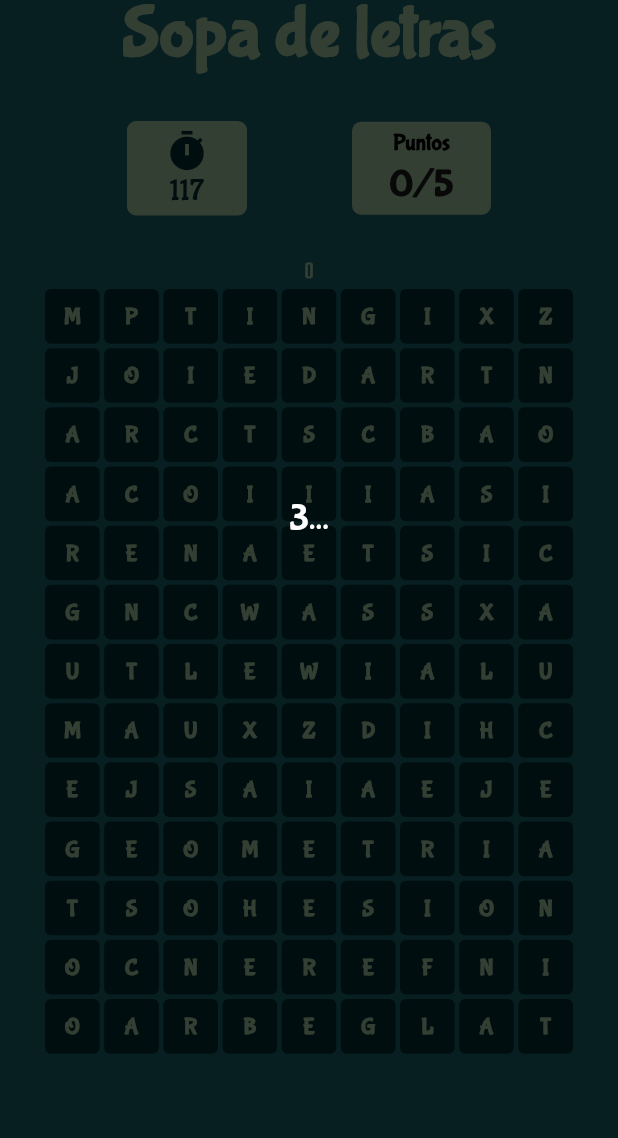
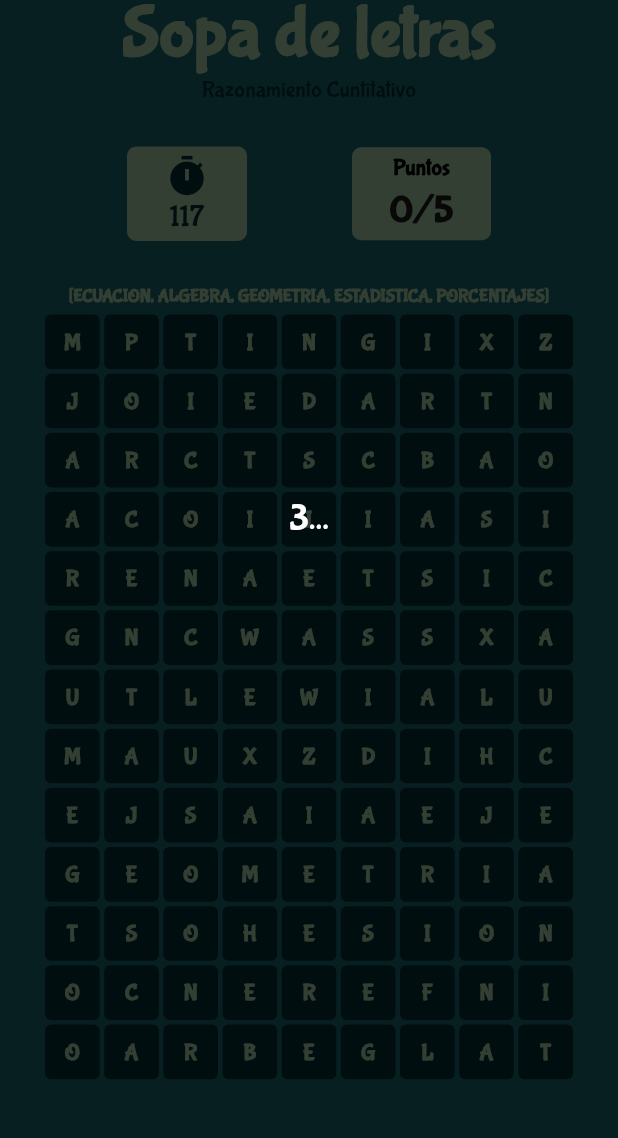
Before and after one commit to carlostic26/Colpaner-Game-App, a Flutter app: the matesoup screen opened directly, after a tap on an icon or button, on a phone screen of 412 x 824 dp, the part 98-1236 px from its top. Run offline on Flutter 3.47's test engine with Material 2 defaults, Android fonts, the phone set to English and light mode, and no system bars; our stand-ins replace cached_network_image, cloud_firestore, firebase_auth, firebase_core, flutter_conditional_rendering, flutter_fortune_wheel and 5 more; missing offline and left inert: giff_dialog, soundpool; accounts and stored records are empty; network calls fail.

Commit message:
dando titulo modulo a cada nivel

```diff
--- a/lib/vista/dialogs/gameover.dart
+++ b/lib/vista/dialogs/gameover.dart
@@ -119,7 +119,7 @@ class _ShowDialogGameOver extends State<ShowDialogGameOver> {
                                 AsyncSnapshot<int> snapshot) {
                               if (snapshot.hasData) {
                                 return Text(
-                                  'Acumulado: ${snapshot.data} + ${widget.score}',
+                                  '', // 'Acumulado: ${snapshot.data} + ${widget.score}',
                                   style: const TextStyle(
                                     color: Colors.white,
                                     fontFamily: 'BubblegumSans',
--- a/lib/vista/screens/niveles/level3/modulos_soup/mate_soup.dart
+++ b/lib/vista/screens/niveles/level3/modulos_soup/mate_soup.dart
@@ -133,40 +133,13 @@ class _matesoupState extends State<matesoup> {
     });
   }
 
-  String _modulo = '';
-
-  void _getModuloFromSharedPrefs() async {
-    final prefs = await SharedPreferences.getInstance();
-    setState(() {
-      _modulo = prefs.getString('modulo') ?? '';
-
-      if (_modulo == 'Razonamiento Cuantitativo') {
-        words = [
-          'ECUACION',
-          'ALGEBRA',
-          'GEOMETRIA',
-          'ESTADISTICA',
-          'PORCENTAJES'
-        ];
-      } else if (_modulo == 'Inglés') {
-        words = ['GRAMMAR', 'VOCABULARY', 'TENSES', 'READING', 'WRITING'];
-      } else if (_modulo == 'Lectura Crítica') {
-        words = ['INFERENCIA', 'TESIS', 'ARGUMENTO', 'COHESION', 'CONCLUSION'];
-      } else if (_modulo == 'Ciencias Naturales') {
-        words = ['BIOLOGIA', 'QUIMICA', 'FISICA', 'ECOLOGIA', 'GENETICA'];
-      } else if (_modulo == 'Competencias Ciudadanas') {
-        words = ['DEMOCRACIA', 'DERECHOS', 'ETICA', 'CULTURA', 'CIUDADANIA'];
-      }
-    });
-  }
-
   @override
   void initState() {
     // TODO: implement initState
     super.initState();
     startTimer();
     _startCountdown();
-    _getModuloFromSharedPrefs();
+    words = ['ECUACION', 'ALGEBRA', 'GEOMETRIA', 'ESTADISTICA', 'PORCENTAJES'];
   }
 
   @override
@@ -223,7 +196,7 @@ class _matesoupState extends State<matesoup> {
           Column(
             children: [
               const Padding(
-                padding: EdgeInsets.fromLTRB(0, 60, 0, 10),
+                padding: EdgeInsets.fromLTRB(0, 60, 0, 0),
                 child: Align(
                   alignment: Alignment.topCenter,
                   child: Text(
@@ -233,6 +206,21 @@ class _matesoupState extends State<matesoup> {
                       fontFamily: 'BubblegumSans',
                       fontWeight: FontWeight.bold,
                       color: colors_colpaner.claro,
+                    ),
+                  ),
+                ),
+              ),
+
+              const Padding(
+                padding: EdgeInsets.fromLTRB(50, 0, 50, 10),
+                child: Align(
+                  alignment: Alignment.topCenter,
+                  child: Text(
+                    'Razonamiento Cuntitativo',
+                    style: TextStyle(
+                      fontSize: 15.0,
+                      fontFamily: 'BubblegumSans',
+                      color: colors_colpaner.oscuro,
                     ),
                   ),
                 ),
--- a/lib/vista/screens/niveles/level4/level4.dart
+++ b/lib/vista/screens/niveles/level4/level4.dart
@@ -507,7 +507,7 @@ Future<void> _guardarPuntajeNivel4(int score) async {
     case 'Razonamiento Cuantitativo':
       //establece el puntaje obtenido y lo guarda en shp
       SharedPreferences preferences = await SharedPreferences.getInstance();
-      await preferences.setInt('puntaje_mat_4', score);
+      await preferences.setString('puntaje_mat_4', score.toString());
 
       //unlock next level
       localStorage.setMatBtn5Unlock();
--- a/lib/vista/screens/niveles/level5/level5_quiz.dart
+++ b/lib/vista/screens/niveles/level5/level5_quiz.dart
@@ -143,7 +143,7 @@ class _QuestionWidgetState extends State<QuestionWidget> {
   Widget build(BuildContext context) {
     return Column(
       children: [
-        //const SizedBox(height: 20),
+        const SizedBox(height: 30),
         Stack(children: [
           //flecha atras
           Align(
--- a/lib/vista/screens/world_game.dart
+++ b/lib/vista/screens/world_game.dart
@@ -119,7 +119,6 @@ class _world_gameState extends State<world_game> {
 
     switch (_modulo) {
       case 'Razonamiento Cuantitativo':
-        setState(() async {
         niv2enabled = (await storage.getMatBtn2Enabled())!;
         niv3enabled = (await storage.getMatBtn3Enabled())!;
         niv4enabled = (await storage.getMatBtn4Enabled())!;
@@ -131,7 +130,6 @@ class _world_gameState extends State<world_game> {
         niv10enabled = (await storage.getMatBtn10Enabled())!;
 
         //print('IMPRIMIENDO BOOL BTN 2 DESDE METOD GETBUTTNENABLED: $niv2enabled');
-        });
 
         break;
 
@@ -1502,13 +1500,15 @@ class _world_gameState extends State<world_game> {
                           Container(
                             padding: const EdgeInsets.all(1.0),
                             width: MediaQuery.of(context).size.width,
-                            height: 125,
+                            height: MediaQuery.of(context).size.height * 0.15,
                             decoration: const BoxDecoration(
                               image: DecorationImage(
                                   image: AssetImage("assets/banner_user.png"),
                                   fit: BoxFit.fill),
                             ),
                           ),
+
+                          //text name and module
 
                           Positioned(
                             top: 50,
```
Also changed, not shown: lib/vista/screens/avatars/avatars_male.dart (+3 -0 lines), lib/vista/screens/niveles/level3/modulos_soup/ciuda_soup.dart (+16 -2 lines), lib/vista/screens/niveles/level3/modulos_soup/ingles_soup.dart (+16 -13 lines), lib/vista/screens/niveles/level3/modulos_soup/lectura_soup.dart (+17 -29 lines), 1 other file. Lines whose indentation alone changed are shown as unchanged.
